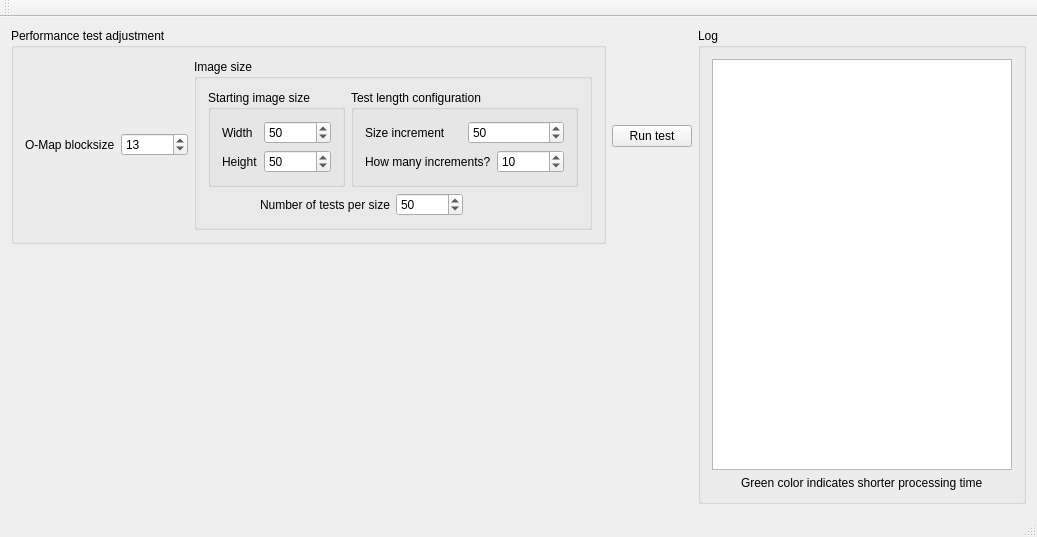
pavolmarak/GPU-Fingerprint-Orientation-Map, file mainwindow.ui: the form before one commit.
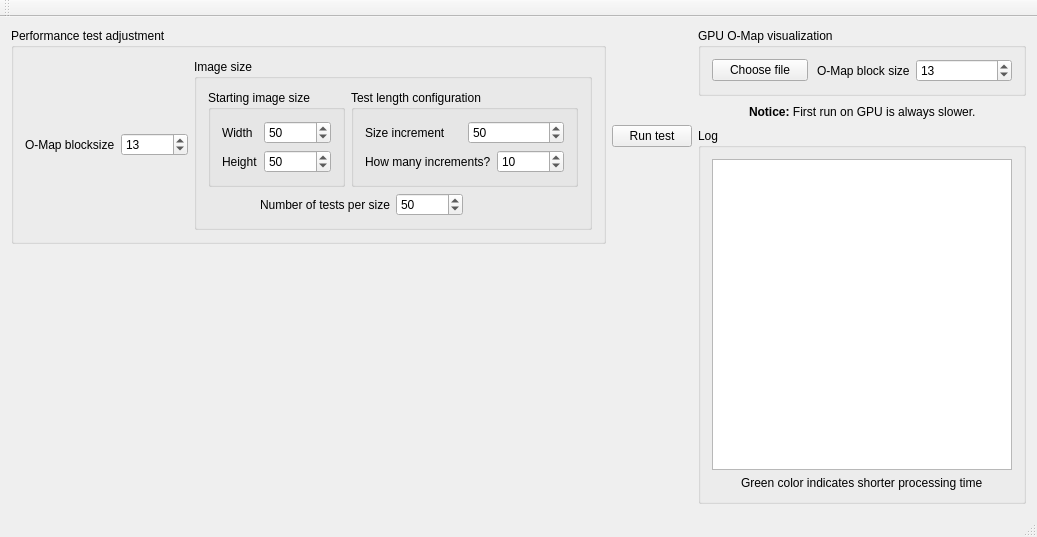
The form after the commit. Custom widgets are drawn as their Qt base class.

Commit message: Added possibility to display O-Map of selected grayscale image. Program checks if file exists. If it does, it displays it in separate window with O-Map on top. Before selecting the image, user can adjust the block size of O-Map.

Diff of the .ui file:
```diff
--- a/mainwindow.ui
+++ b/mainwindow.ui
@@ -269,6 +269,90 @@
      </layout>
     </item>
     <item>
+     <layout class="QVBoxLayout" name="verticalLayout_6">
+      <item>
+       <widget class="QGroupBox" name="groupBox_6">
+        <property name="title">
+         <string>GPU O-Map visualization</string>
+        </property>
+        <layout class="QHBoxLayout" name="horizontalLayout_12">
+         <item>
+          <widget class="QPushButton" name="chooseFileVis">
+           <property name="text">
+            <string>Choose file</string>
+           </property>
+          </widget>
+         </item>
+         <item alignment="Qt::AlignRight">
+          <widget class="QLabel" name="label_6">
+           <property name="text">
+            <string>O-Map block size</string>
+           </property>
+          </widget>
+         </item>
+         <item>
+          <widget class="QSpinBox" name="omapVisBlk">
+           <property name="minimum">
+            <number>1</number>
+           </property>
+           <property name="maximum">
+            <number>5000</number>
+           </property>
+           <property name="value">
+            <number>13</number>
+           </property>
+          </widget>
+         </item>
+        </layout>
+       </widget>
+      </item>
+      <item>
+       <layout class="QHBoxLayout" name="horizontalLayout_13">
+        <item>
+         <spacer name="horizontalSpacer_3">
+          <property name="orientation">
+           <enum>Qt::Horizontal</enum>
+          </property>
+          <property name="sizeHint" stdset="0">
+           <size>
+            <width>40</width>
+            <height>20</height>
+           </size>
+          </property>
+         </spacer>
+        </item>
+        <item>
+         <widget class="QLabel" name="label_7">
+          <property name="sizePolicy">
+           <sizepolicy hsizetype="Expanding" vsizetype="Preferred">
+            <horstretch>0</horstretch>
+            <verstretch>0</verstretch>
+           </sizepolicy>
+          </property>
+          <property name="text">
+           <string>&lt;html&gt;&lt;head/&gt;&lt;body&gt;&lt;p&gt;&lt;span style=&quot; font-weight:600;&quot;&gt;Notice: &lt;/span&gt;First run on GPU is always slower.&lt;/p&gt;&lt;/body&gt;&lt;/html&gt;</string>
+          </property>
+          <property name="wordWrap">
+           <bool>false</bool>
+          </property>
+         </widget>
+        </item>
+        <item>
+         <spacer name="horizontalSpacer_2">
+          <property name="orientation">
+           <enum>Qt::Horizontal</enum>
+          </property>
+          <property name="sizeHint" stdset="0">
+           <size>
+            <width>40</width>
+            <height>20</height>
+           </size>
+          </property>
+         </spacer>
+        </item>
+       </layout>
+      </item>
+      <item>
      <widget class="QGroupBox" name="groupBox_5">
       <property name="title">
        <string>Log</string>
@@ -299,6 +383,8 @@
        </item>
       </layout>
      </widget>
+      </item>
+     </layout>
     </item>
    </layout>
   </widget>
```
Lines whose indentation alone changed are shown as unchanged. The commit also changes 3 other files.
